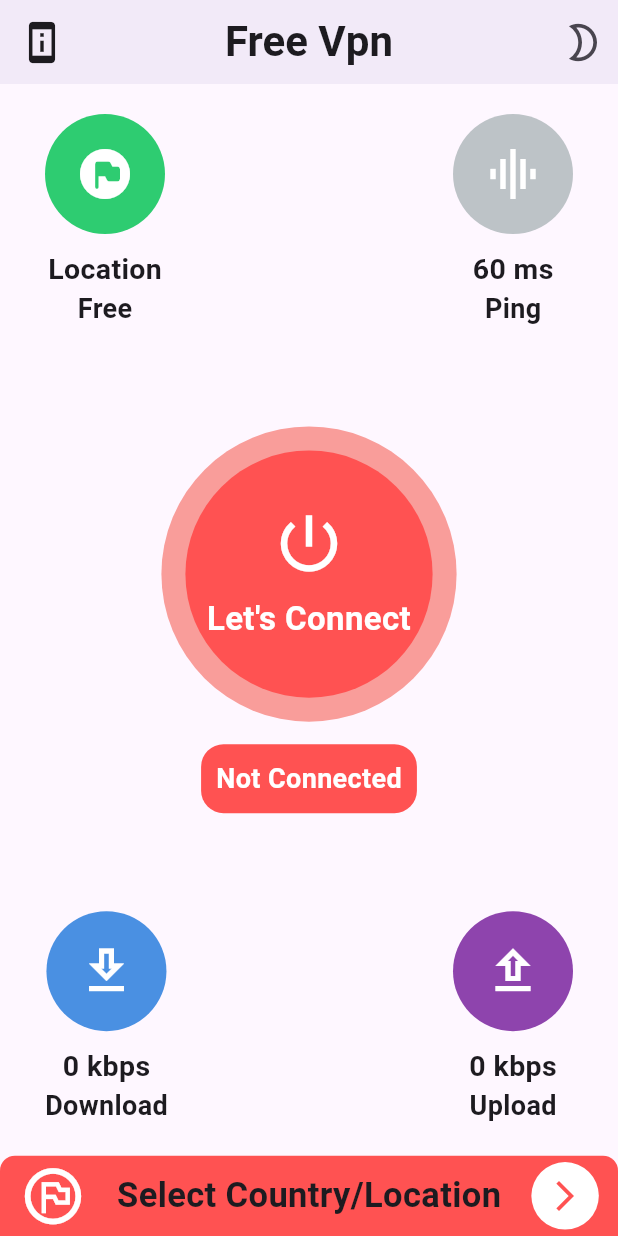
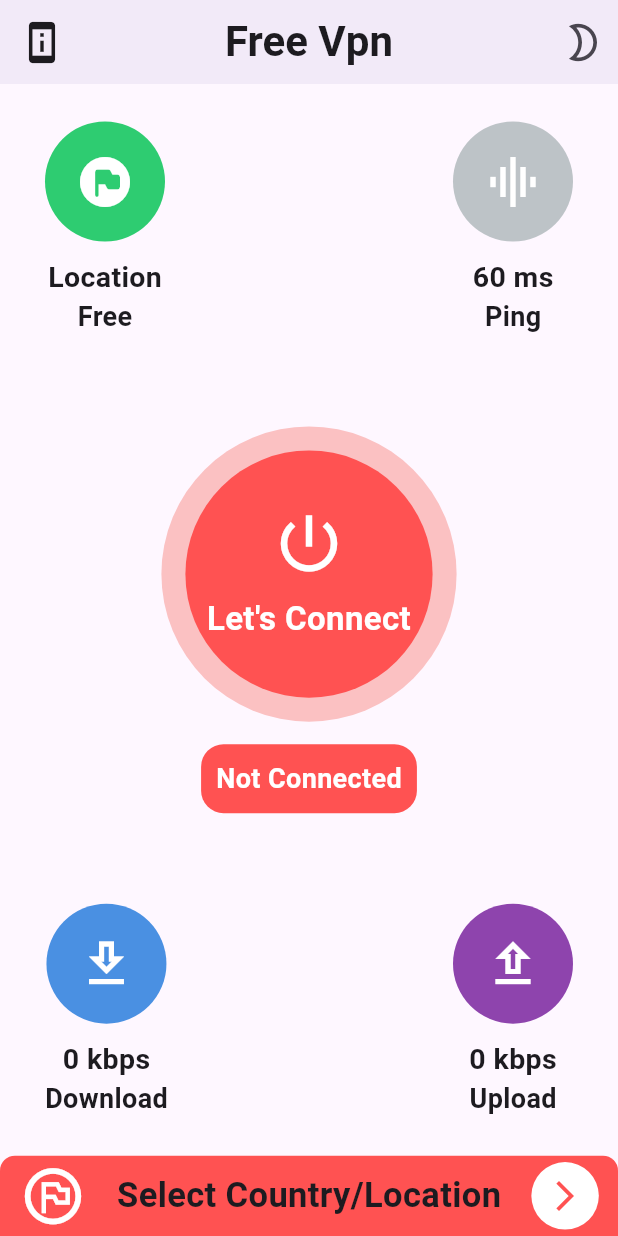
Before and after one commit to EngAhmed20/Vpn_App, a Flutter app: the screen it shows after launch, on a phone screen of 412 x 824 dp. Run offline on Flutter 3.47's test engine with Material 3 defaults, Android fonts, the phone set to English and light mode, and no system bars; our stand-ins replace get, hive, hive_flutter; accounts and stored records are empty.

Commit message:
vpn rounded button

```diff
--- /dev/null
+++ b/lib/feature/home/presentation/manager/home_controller.dart
@@ -0,0 +1,5 @@
+import 'package:get/get.dart';
+
+class HomeController extends GetxController{
+
+}
--- a/lib/feature/home/home_screen.dart
+++ b/lib/feature/home/presentation/view/home_screen.dart
@@ -2,9 +2,10 @@ import 'package:flutter/material.dart';
 import 'package:get/get.dart';
 import 'package:vpn_basic_project/core/appPref/app_preference.dart';
 import 'package:vpn_basic_project/core/utilis/app_style/app_text_styles.dart';
-import 'package:vpn_basic_project/feature/home/widget/bottom_nav_bar.dart';
-import 'package:vpn_basic_project/feature/home/widget/custom_rounded_button.dart';
-import 'package:vpn_basic_project/feature/home/widget/vpn_rounded_button.dart';
+import 'package:vpn_basic_project/feature/home/presentation/view/widget/bottom_nav_bar.dart';
+import 'package:vpn_basic_project/feature/home/presentation/view/widget/custom_rounded_button.dart';
+import 'package:vpn_basic_project/feature/home/presentation/view/widget/vpn_rounded_button.dart';
+
 
 class HomeScreen extends StatefulWidget {
   const HomeScreen({super.key});
@@ -52,7 +53,7 @@ class _HomeScreenState extends State<HomeScreen> {
         ],
       ),
       body: Padding(
-        padding: const EdgeInsets.symmetric(horizontal: 30, vertical: 20),
+        padding: const EdgeInsets.symmetric(horizontal: 30, vertical: 25),
         child: Column(
           mainAxisAlignment: MainAxisAlignment.spaceBetween,
           children: [
@@ -91,6 +92,7 @@ class _HomeScreenState extends State<HomeScreen> {
                 ),
               ],
             ),
+
           ],
         ),
 
--- a/lib/feature/home/widget/vpn_rounded_button.dart
+++ b/lib/feature/home/presentation/view/widget/vpn_rounded_button.dart
@@ -1,7 +1,8 @@
 import 'package:flutter/material.dart';
 import 'package:vpn_basic_project/core/utilis/app_const.dart';
 
-import '../../../core/utilis/app_style/app_text_styles.dart';
+import '../../../../../core/utilis/app_style/app_text_styles.dart';
+
 
 class VpnRoundedButton extends StatelessWidget {
   const VpnRoundedButton({super.key, this.onTap});
@@ -10,7 +11,7 @@ class VpnRoundedButton extends StatelessWidget {
   @override
   Widget build(BuildContext context) {
     return Column(
-      mainAxisAlignment: MainAxisAlignment.center, // Align the container to the center
+      mainAxisAlignment: MainAxisAlignment.center,
       children: [
         InkWell(
           onTap: onTap,
@@ -18,7 +19,7 @@ class VpnRoundedButton extends StatelessWidget {
           child: Container(
             padding: EdgeInsets.all(16),
             decoration: BoxDecoration(
-              color: Colors.red.withOpacity(0.5),
+              color: Colors.red.withOpacity(0.3),
               shape: BoxShape.circle,
             ),
             child: Container(
--- a/lib/main.dart
+++ b/lib/main.dart
@@ -1,7 +1,7 @@
 
 import 'package:flutter/material.dart';
 import 'package:get/get.dart';
-import 'package:vpn_basic_project/feature/home/home_screen.dart';
+import 'package:vpn_basic_project/feature/home/presentation/view/home_screen.dart';
 
 import 'core/appPref/app_preference.dart';
 
```
Also changed, not shown: lib/feature/home/presentation/view/widget/bottom_nav_bar.dart (renamed from lib/feature/home/widget/bottom_nav_bar.dart), lib/feature/home/presentation/view/widget/custom_rounded_button.dart (renamed from lib/feature/home/widget/custom_rounded_button.dart).
